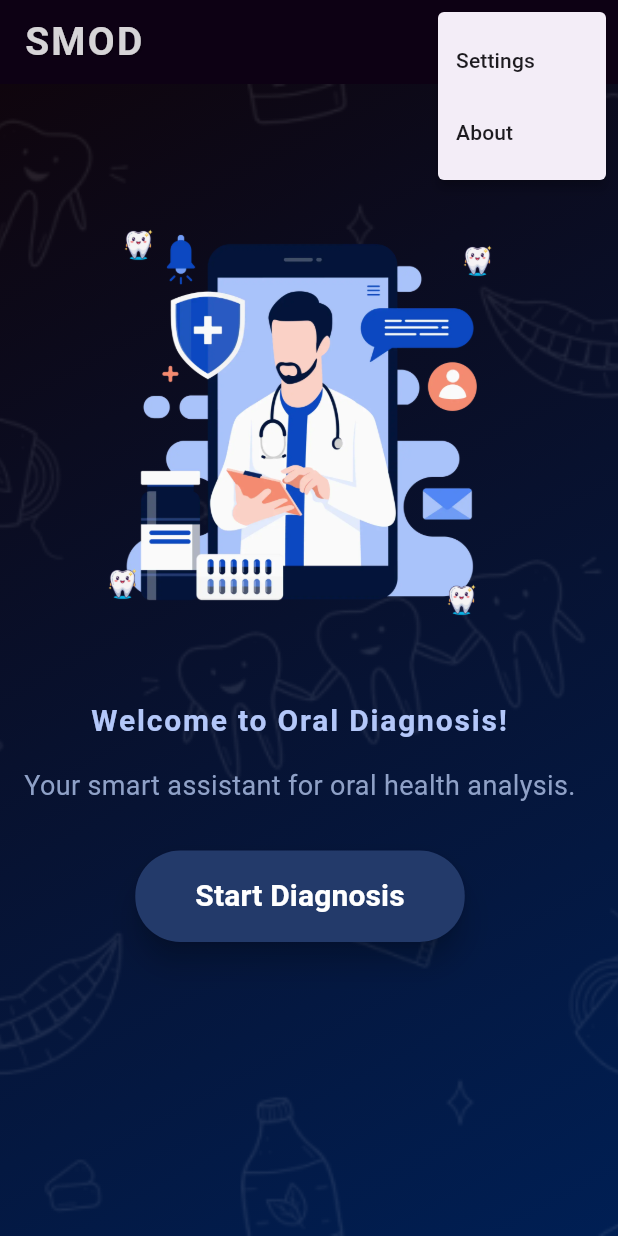
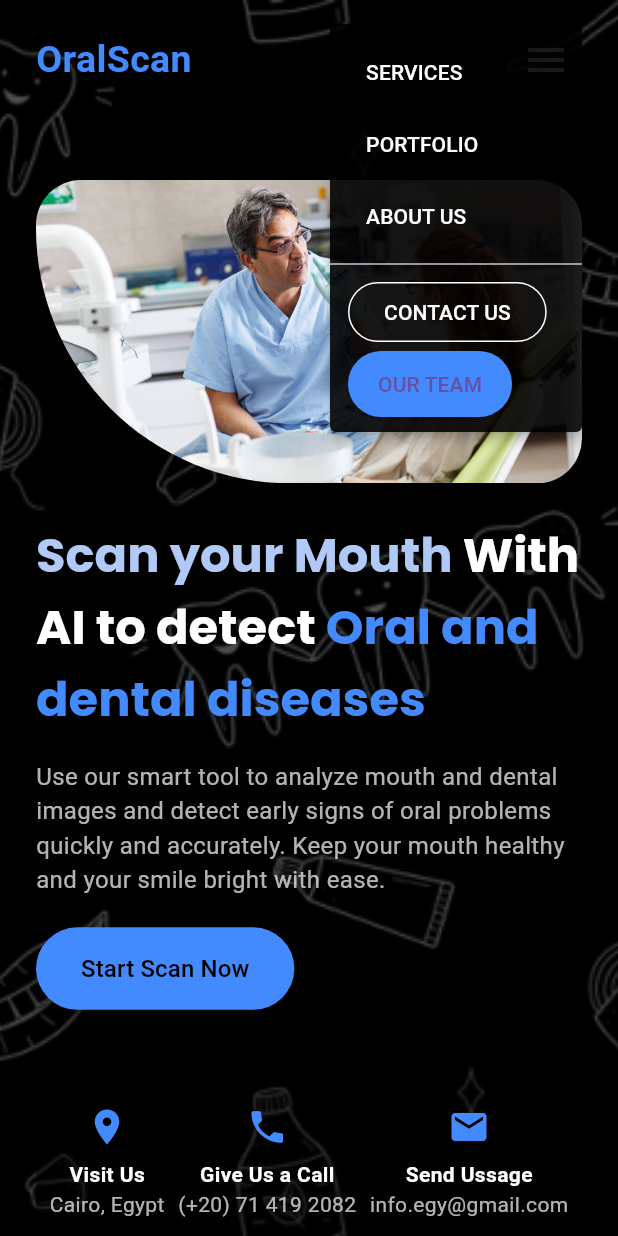
Before and after one commit to ayaosamaramadan/SmartOralDiagnosis, a Flutter app: the screen it shows after launch, after a tap on the "menu" icon, on a phone screen of 412 x 824 dp. Run offline on Flutter 3.47's test engine with Material 3 defaults, Android fonts, the phone set to English and light mode, and no system bars; our stand-ins replace google_fonts.

Commit message:
merge branch

```diff
--- a/flutter/lib/screen/home.dart
+++ b/flutter/lib/screen/home.dart
@@ -1,89 +1,14 @@
 import 'package:flutter/material.dart';
-import 'dart:math' as math;
-import 'login.dart';
+import 'package:google_fonts/google_fonts.dart';
 
-class HomeScreen extends StatefulWidget {
+class HomeScreen extends StatelessWidget {
   const HomeScreen({super.key});
 
   @override
-  State<HomeScreen> createState() => _HomeScreenState();
-}
-
-class _HomeScreenState extends State<HomeScreen> with TickerProviderStateMixin {
-  late AnimationController _rotationController;
-  late Animation<double> _rotationAnimation;
-
-  @override
-  void initState() {
-    super.initState();
-
-    _rotationController = AnimationController(
-      duration: const Duration(seconds: 8),
-      vsync: this,
-    );
-
-    _rotationAnimation = Tween<double>(begin: 0, end: 2 * math.pi).animate(
-      CurvedAnimation(parent: _rotationController, curve: Curves.linear),
-    );
-
-    _rotationController.repeat();
-  }
-
-  @override
-  void dispose() {
-    _rotationController.dispose();
-    super.dispose();
-  }
-
-  @override
   Widget build(BuildContext context) {
-    return MaterialApp(
-      debugShowCheckedModeBanner: false,
-      home: Scaffold(
-        appBar: AppBar(
-          backgroundColor: const Color.fromARGB(255, 13, 1, 20),
-          elevation: 0,
-          title: const Text(
-            'SMOD',
-            style: TextStyle(
-              color: Color.fromARGB(212, 255, 255, 255),
-              fontWeight: FontWeight.bold,
-              fontSize: 26,
-              letterSpacing: 1.5,
-              fontStyle: FontStyle.normal,
-              shadows: [
-                Shadow(
-                  color: Colors.black26,
-                  offset: Offset(1, 1),
-                  blurRadius: 2,
-                ),
-              ],
-            ),
-          ),
-          actions: [
-            PopupMenuButton<String>(
-              icon: const Icon(Icons.menu, color: Colors.white),
-              itemBuilder: (context) => [
-                const PopupMenuItem(value: 'settings', child: Text('Settings')),
-                const PopupMenuItem(value: 'about', child: Text('About')),
-              ],
-              onSelected: (value) {
-
-              },
-            ),
-          ],
-        ),
-        body: Container(
-          width: double.infinity,
-          height: double.infinity,
-          decoration: const BoxDecoration(
-            gradient: LinearGradient(
-              colors: [Color(0xFF0F050D), Color(0xFF001F54)],
-              begin: Alignment.topLeft,
-              end: Alignment.bottomRight,
-            ),
-          ),
-          child: Stack(
+    return Scaffold(
+      backgroundColor: const Color.fromARGB(255, 0, 0, 0),
+      body: Stack(
         children: [
                 Positioned.fill(
                     child: ColorFiltered(
@@ -92,118 +17,201 @@ class _HomeScreenState extends State<HomeScreen> with TickerProviderStateMixin {
                         BlendMode.srcATop,
                       ),
                       child: Opacity(
-                    opacity: 0.1,
+                        opacity: 0.3,
                         child: Image.asset('assets/doodle.png', fit: BoxFit.cover),
                       ),
                     ),
                 ),
+          SingleChildScrollView(
+            child: Column(
+              children: [
+                _buildNavBar(context),
+                const SizedBox(height: 40),
+                _buildHeroSection(context),
+                const SizedBox(height: 40),
+                _buildContactRow(context),
+              ],
+            ),
+          ),
+        ],
+      ),
+    );
+  }
 
+  Widget _buildNavBar(BuildContext context) {
+    return Padding(
+      padding: const EdgeInsets.symmetric(horizontal: 24, vertical: 16),
+      child: Row(
+        mainAxisAlignment: MainAxisAlignment.spaceBetween,
+        children: [
+          Text("OralScan",
+              style: TextStyle(
+            fontSize: 25,
+            fontWeight: FontWeight.bold,
+            color: Colors.blueAccent)),
+          PopupMenuButton<int>(
+            icon: Icon(Icons.menu, color: Colors.white, size: 32),
+            color: Colors.black87,
+            itemBuilder: (context) => [
+              PopupMenuItem(
+          value: 0,
+          child: _navText("SERVICES"),
+              ),
+              PopupMenuItem(
+          value: 1,
+          child: _navText("PORTFOLIO"),
+              ),
+              PopupMenuItem(
+          value: 2,
+          child: _navText("ABOUT US"),
+              ),
+              PopupMenuDivider(),
+              PopupMenuItem(
+          value: 3,
+          child: OutlinedButton(
+            style: OutlinedButton.styleFrom(
+                foregroundColor: Colors.white,
+                side: const BorderSide(color: Colors.white)),
+            onPressed: () {
+              Navigator.pop(context);
+              // Add your CONTACT US logic here
+            },
+            child: const Text("CONTACT US"),
+          ),
+              ),
+              PopupMenuItem(
+          value: 4,
+          child: ElevatedButton(
+            style: ElevatedButton.styleFrom(
+              backgroundColor: Colors.blueAccent,
+              padding: const EdgeInsets.symmetric(horizontal: 20, vertical: 12),
+            ),
+            onPressed: () {
+              Navigator.pop(context);
+              // Add your OUR TEAM logic here
+            },
+            child: const Text("OUR TEAM"),
+          ),
+              ),
+            ],
+            onSelected: (value) {
+              // Handle menu item selection if needed
+            },
+          ),
+        ],
 
-              Column(
+      ),
+    );
+  }
+
+  Widget _navText(String text) {
+    return Padding(
+      padding: const EdgeInsets.symmetric(horizontal: 12),
+      child: Text(text,
+          style: const TextStyle(
+              fontSize: 14, fontWeight: FontWeight.w500, color: Colors.white)),
+    );
+  }
+
+  Widget _buildHeroSection(BuildContext context) {
+    return Padding(
+      padding: const EdgeInsets.symmetric(horizontal: 24),
+      child: Column(
+        crossAxisAlignment: CrossAxisAlignment.stretch,
         children: [
-                  const SizedBox(height: 70),
-
-                  SizedBox(
-                    width: 400,
-                    height: 310,
-                    child: Stack(
-                      alignment: Alignment.center,
-                      children: [
-
+          // Image first with rounded left and bottom edges
           ClipRRect(
-                          borderRadius: BorderRadius.circular(24),
+            borderRadius: const BorderRadius.only(
+              topLeft: Radius.circular(30),
+              topRight: Radius.circular(30),
+              bottomLeft: Radius.circular(170),
+              bottomRight: Radius.circular(30),
+            ),
             child: Image.asset(
-                            'assets/home.webp',
-                            width: 290,
-                            height: 290,
+              "assets/home.jpg",
               fit: BoxFit.cover,
             ),
           ),
-
-                        AnimatedBuilder(
-                          animation: _rotationAnimation,
-                          builder: (context, child) {
-                            const double radius = 160;
-                            const int teethCount = 4;
-                            return Stack(
-                              children: List.generate(teethCount, (index) {
-                                final angle = _rotationAnimation.value +
-                                    (2 * math.pi / teethCount) * index;
-                                return Transform.translate(
-                                  offset: Offset(
-                                    radius * math.cos(angle),
-                                    radius * math.sin(angle),
+          const SizedBox(height: 24),
+          // Heading
+          RichText(
+            text: TextSpan(
+              children: [
+                TextSpan(
+                  text: "Scan your Mouth ",
+                  style: GoogleFonts.poppins(
+                      fontSize: 32, fontWeight: FontWeight.bold, color: const Color.fromARGB(255, 176, 201, 246)),
                 ),
-                                  child: Image.asset(
-                                    'assets/teeth.png',
-                                    width: 25,
-                                    height: 25,
+                TextSpan(
+                  text: "With AI to detect ",
+                  style: GoogleFonts.poppins(
+                      fontSize: 32, fontWeight: FontWeight.bold, color: Colors.white),
                 ),
-                                );
-                              }),
-                            );
-                          },
+                TextSpan(
+                  text: "Oral and dental diseases",
+                  style: GoogleFonts.poppins(
+                      fontSize: 32, fontWeight: FontWeight.bold, color: Colors.blueAccent),
                 ),
               ],
             ),
           ),
-
-                  const SizedBox(height: 30),
-                  const Text(
-                    'Welcome to Oral Diagnosis!',
-                    style: TextStyle(
-                      color: Color(0xFFB3C7F9),
-                      fontSize: 20,
-                      fontWeight: FontWeight.bold,
-                      letterSpacing: 1.2,
-                    ),
-                    textAlign: TextAlign.center,
-                  ),
           const SizedBox(height: 16),
           const Text(
-                    'Your smart assistant for oral health analysis.',
-                    style: TextStyle(
-                      color: Color(0xFF8FA1C7),
-                      fontSize: 18,
+            "Use our smart tool to analyze mouth and dental images and detect early signs of oral problems quickly and accurately. Keep your mouth healthy and your smile bright with ease.",
+            style: TextStyle(color: Colors.white70, fontSize: 16),
           ),
-                    textAlign: TextAlign.center,
+          const SizedBox(height: 20),
+          Align(
+            alignment: Alignment.centerLeft,
+            child: ElevatedButton.icon(
+              style: ElevatedButton.styleFrom(
+                backgroundColor: Colors.blueAccent,
+                padding: const EdgeInsets.symmetric(horizontal: 30, vertical: 16),
+                shape: RoundedRectangleBorder(borderRadius: BorderRadius.circular(30)),
               ),
+              onPressed: () {},
 
-                  const SizedBox(height: 30),
-                  ElevatedButton(
-                    style: ElevatedButton.styleFrom(
-                      backgroundColor: Color(0xFF233A6A),
-                      padding: const EdgeInsets.symmetric(
-                        horizontal: 40,
-                        vertical: 16,
-                      ),
-                      shape: RoundedRectangleBorder(
-                        borderRadius: BorderRadius.circular(30),
-                      ),
-                      elevation: 8,
-                    ),
-                    onPressed: () {
-                      Navigator.pushNamed(context, '/login');
-                    },
-                    child: const Text(
-                      'Start Diagnosis',
-                      style: TextStyle(
-                        color: Color.fromARGB(255, 255, 255, 255),
-                        fontSize: 20,
-                        fontWeight: FontWeight.bold,
-                      ),
+              label: const Text("Start Scan Now", style: TextStyle(color: Colors.black, fontSize: 16)),
             ),
           ),
         ],
       ),
+    );
+  }
 
+  Widget _buildContactRow(BuildContext context) {
+    return Padding(
+      padding: const EdgeInsets.symmetric(horizontal: 24),
+      child: Container(
+        padding: const EdgeInsets.symmetric(vertical: 24),
+        decoration: BoxDecoration(
+          color: Colors.black.withAlpha((0.4 * 255).round()),
+          borderRadius: BorderRadius.circular(30),
+        ),
+        child: Row(
+          mainAxisAlignment: MainAxisAlignment.spaceEvenly,
+          children: [
+            _contactInfo(Icons.location_on, "Visit Us", "Cairo, Egypt"),
+            _contactInfo(Icons.phone, "Give Us a Call", "(+20) 71 419 2082"),
+            _contactInfo(Icons.email, "Send Ussage",
+                "info.egy@gmail.com"),
           ],
         ),
       ),
-      ),
-      routes: {
-        '/login': (context) => const LoginScreen(),
-      },
+    );
+  }
+
+  Widget _contactInfo(IconData icon, String title, String subtitle) {
+    return Column(
+      mainAxisSize: MainAxisSize.min,
+      children: [
+        Icon(icon, color: Colors.blueAccent, size: 28),
+        const SizedBox(height: 8),
+        Text(title,
+            style: const TextStyle(
+                fontWeight: FontWeight.bold, color: Colors.white)),
+        Text(subtitle, style: const TextStyle(color: Colors.white70)),
+      ],
     );
   }
 }
--- a/flutter/lib/screen/login.dart
+++ b/flutter/lib/screen/login.dart
@@ -69,7 +69,7 @@ class _LoginScreenState extends State<LoginScreen> {
             child: Padding(
               padding: const EdgeInsets.symmetric(horizontal: 24.0),
               child: Card(
-                color: Colors.white.withOpacity(0.07),
+                color: Colors.white.withAlpha((0.07 * 255).round()),
                 elevation: 12,
                 shape: RoundedRectangleBorder(
                   borderRadius: BorderRadius.circular(32),
@@ -95,7 +95,7 @@ class _LoginScreenState extends State<LoginScreen> {
                           prefixIcon: const Icon(Icons.person, color: Color.fromARGB(255, 175, 199, 250)),
                           labelText: 'Username',
                           filled: true,
-                          fillColor: Colors.white.withOpacity(0.13),
+                          fillColor: Colors.white.withAlpha((0.13 * 255).round()),
                           labelStyle: const TextStyle(color: Colors.white70),
                           border: OutlineInputBorder(
                             borderRadius: BorderRadius.circular(18),
@@ -111,7 +111,7 @@ class _LoginScreenState extends State<LoginScreen> {
                           prefixIcon: const Icon(Icons.lock, color: Color.fromARGB(255, 175, 199, 250)),
                           labelText: 'Password',
                           filled: true,
-                          fillColor: Colors.white.withOpacity(0.13),
+                          fillColor: Colors.white.withAlpha((0.13 * 255).round()),
                           labelStyle: const TextStyle(color: Colors.white70),
                           border: OutlineInputBorder(
                             borderRadius: BorderRadius.circular(18),
--- a/flutter/pubspec.yaml
+++ b/flutter/pubspec.yaml
@@ -34,6 +34,7 @@ dependencies:
   # The following adds the Cupertino Icons font to your application.
   # Use with the CupertinoIcons class for iOS style icons.
   cupertino_icons: ^1.0.8
+  google_fonts: ^6.0.0
 
 dev_dependencies:
   flutter_test:
@@ -64,6 +65,7 @@ flutter:
     - assets/teeth.png
     - assets/doodle.png
     - assets/login-image.png
+    - assets/home.jpg
 
   # An image asset can refer to one or more resolution-specific "variants", see
   # https://flutter.dev/to/resolution-aware-images
```
Also changed, not shown: flutter/assets/home.jpg (added), flutter/pubspec.lock, frontend/assets/doodle.png (added), 4 other files. Lines whose indentation alone changed are shown as unchanged.
